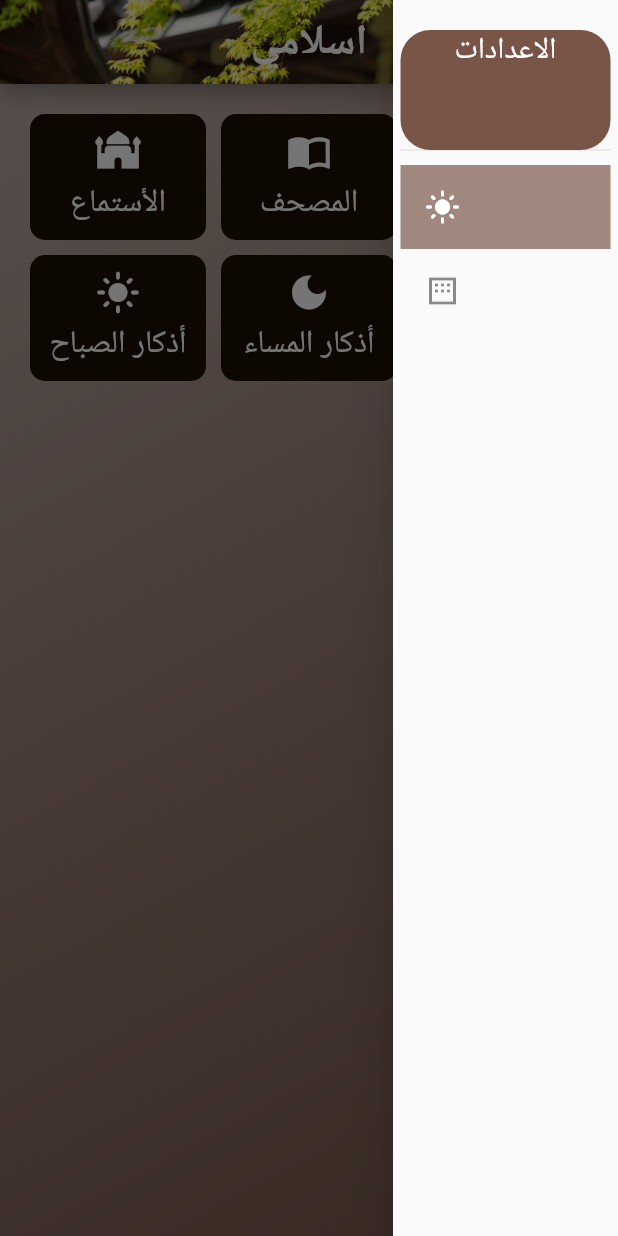
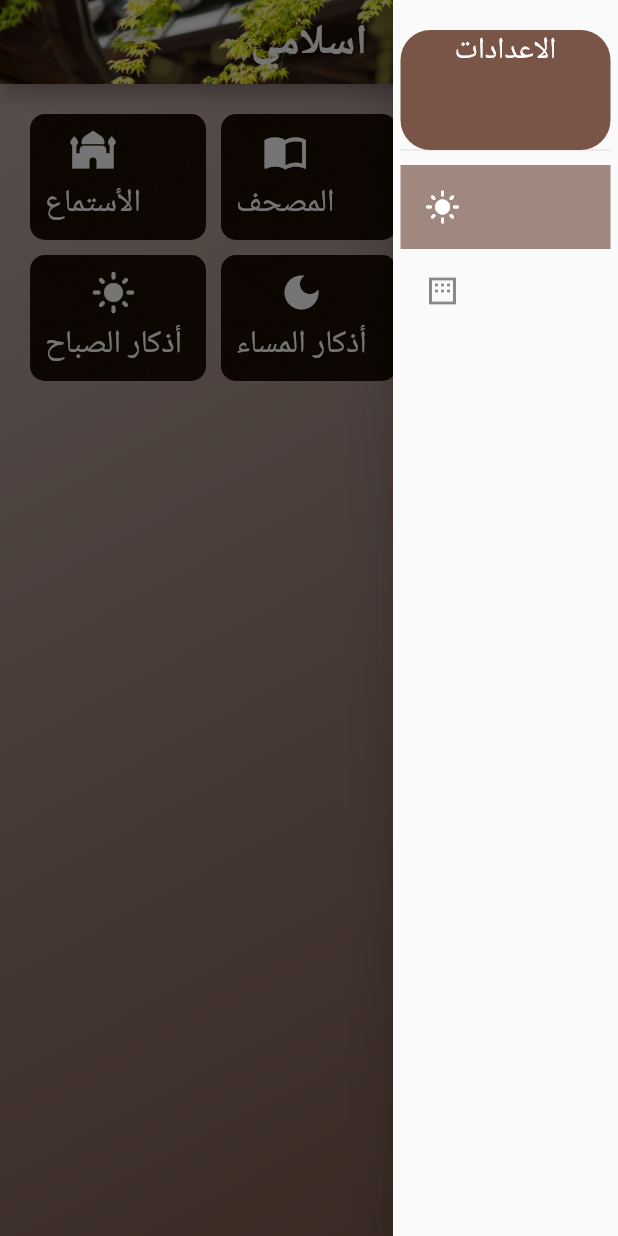
Before and after one commit to alaamorsi/quranApp, a Flutter app: the screen it shows after launch, with the side drawer open, on a phone screen of 412 x 824 dp. Run offline on Flutter 3.47's test engine with Material 2 defaults, Android fonts, the light colour scheme and no system bars; our stand-ins replace audio_video_progress_bar, conditional_builder_null_safety, just_audio, rxdart, shared_preferences; missing offline and left inert: pdfx; Roboto replaces fonts that are missing (nor).

Commit message:
10 edite

```diff
--- a/lib/our_widgets.dart
+++ b/lib/our_widgets.dart
@@ -7,8 +7,7 @@ PreferredSizeWidget myAppBar({
   String backImage ='assets/background/b0.jpg',
   bool iconButton =false,
   IconData? icon,
-  navScreen
-    })=>AppBar(
+  navScreen})=>AppBar(
   title: Text(
     title,
     style: TextStyle(fontWeight: FontWeight.bold,fontFamily: 'nor', fontSize: 28.0),),
@@ -46,19 +45,18 @@ Widget firstScreenItem({required context,required String title,required IconData
           ),
           child: Row(
             children: [
-              Spacer(),
-              Column(
+              Padding(
+                padding: const EdgeInsets.all(10.0),
+                child: Column(
                   mainAxisAlignment: MainAxisAlignment.center,
                   crossAxisAlignment: CrossAxisAlignment.center,
                   children: [
-                  SizedBox(height: 10.0,),
                     Icon(icon,size: 30.0,color: Colors.white,),
                     SizedBox(height: 5.0,),
                     Text(title,style: TextStyle(color: Colors.white,fontFamily: 'nor',fontSize: 21.0),),
-                  SizedBox(height: 10.0,),
                   ],
                 ),
-              Spacer(),
+              ),
             ],
           ),
         ),
@@ -80,17 +78,16 @@ Widget firstScreenItemV({required context,required String title,required IconDat
           ),
           child: Column(
             children: [
-              SizedBox(height: 20.0,),
-              Row(
+              Padding(
+                padding: const EdgeInsets.all(10.0),
+                child: Row(
                   children: [
-                  SizedBox(width: 20.0,),
                     Icon(icon,size: 35.0,color: Colors.white,),
                     Spacer(),
                     Text(title,style: TextStyle(color: Colors.white,fontFamily: 'nor',fontSize: 22.0),),
-                  SizedBox(width: 20.0,),
                   ]
                 ),
-              SizedBox(height: 20.0,)
+              ),
             ]
           ),
         ),
```
Lines whose indentation alone changed are shown as unchanged.
